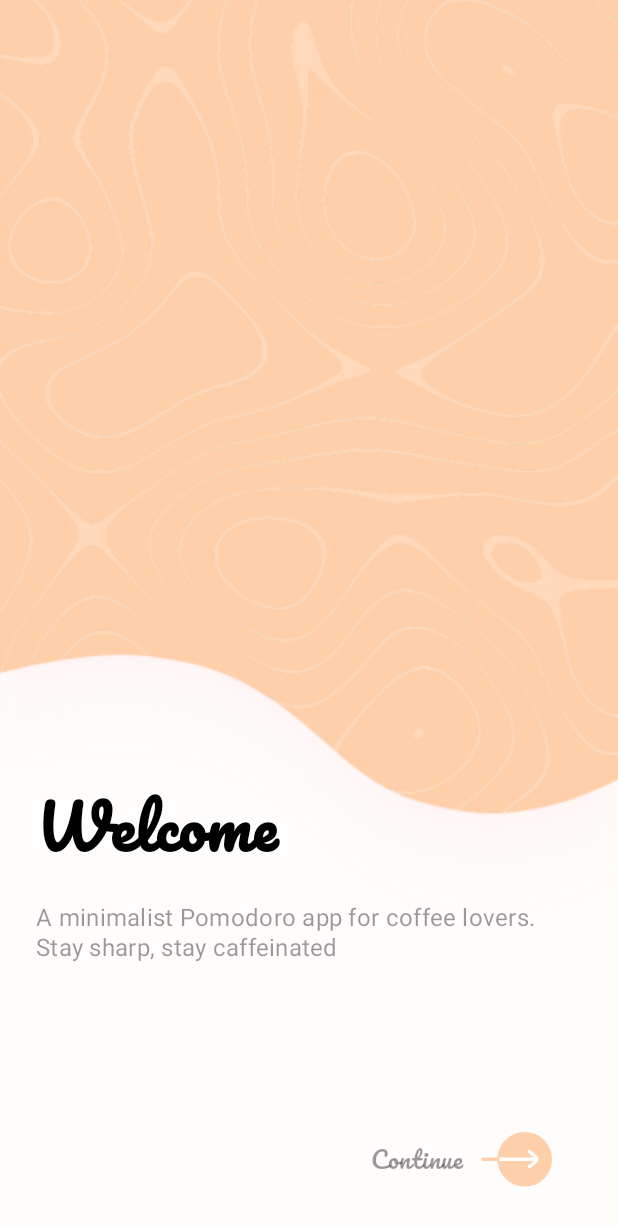
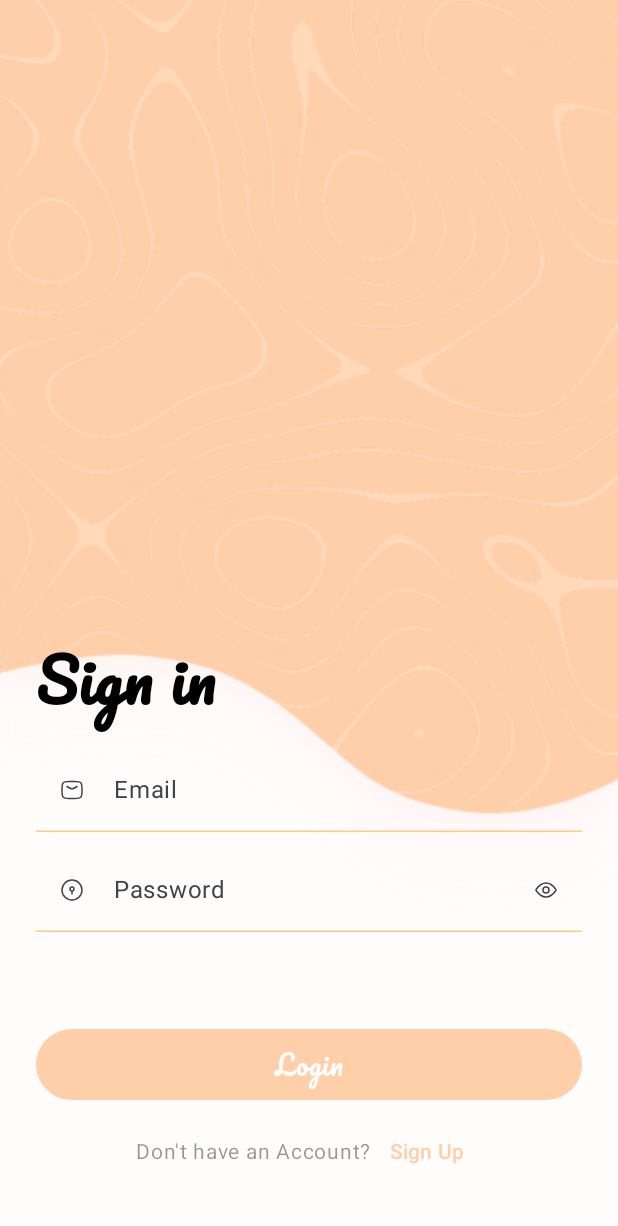
Before and after one commit to remziakgoz/CoffeePomodoro, an Android app built with Jetpack Compose: the screen it shows after launch (MainActivity), on a phone screen of 412 x 824 dp. Shown: the top 1226 px of the screen. Run offline under Robolectric (Android 15) with nearby library versions, the phone set to English and light mode, and no system bars.

Commit message:
feat(ui): implement Sign In screen with password toggle and validation UI

```diff
--- a/app/src/main/java/com/remziakgoz/coffeepomodoro/MainActivity.kt
+++ b/app/src/main/java/com/remziakgoz/coffeepomodoro/MainActivity.kt
@@ -7,7 +7,7 @@ import androidx.activity.enableEdgeToEdge
 import androidx.compose.foundation.layout.fillMaxSize
 import androidx.compose.material3.Scaffold
 import androidx.compose.ui.Modifier
-import com.remziakgoz.coffeepomodoro.presentation.screens.WelcomeScreen
+import com.remziakgoz.coffeepomodoro.presentation.screens.SignInScreen
 import com.remziakgoz.coffeepomodoro.presentation.ui.theme.CoffePomodroTheme
 
 class MainActivity : ComponentActivity() {
@@ -17,7 +17,7 @@ class MainActivity : ComponentActivity() {
         setContent {
             CoffePomodroTheme {
                 Scaffold(modifier = Modifier.fillMaxSize()) { innerPadding ->
-                    WelcomeScreen(modifier = Modifier, innerPadding)
+                    SignInScreen(modifier = Modifier, innerPadding)
                 }
             }
         }
--- /dev/null
+++ b/app/src/main/java/com/remziakgoz/coffeepomodoro/presentation/screens/SignInScreen.kt
@@ -0,0 +1,156 @@
+package com.remziakgoz.coffeepomodoro.presentation.screens
+
+import androidx.compose.foundation.Image
+import androidx.compose.foundation.layout.Arrangement
+import androidx.compose.foundation.layout.Box
+import androidx.compose.foundation.layout.Column
+import androidx.compose.foundation.layout.PaddingValues
+import androidx.compose.foundation.layout.Row
+import androidx.compose.foundation.layout.Spacer
+import androidx.compose.foundation.layout.fillMaxSize
+import androidx.compose.foundation.layout.fillMaxWidth
+import androidx.compose.foundation.layout.padding
+import androidx.compose.foundation.text.ClickableText
+import androidx.compose.material3.Button
+import androidx.compose.material3.ButtonDefaults
+import androidx.compose.material3.Icon
+import androidx.compose.material3.IconButton
+import androidx.compose.material3.Text
+import androidx.compose.material3.TextButton
+import androidx.compose.material3.TextField
+import androidx.compose.material3.TextFieldDefaults
+import androidx.compose.runtime.Composable
+import androidx.compose.runtime.getValue
+import androidx.compose.runtime.mutableStateOf
+import androidx.compose.runtime.remember
+import androidx.compose.runtime.setValue
+import androidx.compose.ui.Alignment
+import androidx.compose.ui.Modifier
+import androidx.compose.ui.graphics.Color
+import androidx.compose.ui.layout.ContentScale
+import androidx.compose.ui.res.painterResource
+import androidx.compose.ui.text.font.FontWeight
+import androidx.compose.ui.text.input.PasswordVisualTransformation
+import androidx.compose.ui.text.input.VisualTransformation
+import androidx.compose.ui.text.style.TextAlign
+import androidx.compose.ui.text.style.TextDecoration
+import androidx.compose.ui.unit.dp
+import androidx.compose.ui.unit.sp
+import com.remziakgoz.coffeepomodoro.R
+import com.remziakgoz.coffeepomodoro.presentation.ui.theme.Pacifico
+import com.remziakgoz.coffeepomodoro.presentation.ui.theme.signInColor
+import org.w3c.dom.Text
+
+@Composable
+fun SignInScreen(modifier: Modifier = Modifier, innerPadding: PaddingValues) {
+
+    var email by remember { mutableStateOf("") }
+    var password by remember { mutableStateOf("") }
+    var passwordVisible by remember { mutableStateOf(false) }
+
+    Box(
+        modifier = modifier
+            .fillMaxSize()
+    ) {
+
+        Image(
+            painter = painterResource(R.drawable.welcome),
+            contentDescription = "Sign In Background Image",
+            modifier = modifier.fillMaxSize(),
+            contentScale = ContentScale.Crop
+
+        )
+
+        Column(
+            modifier = modifier
+                .align(Alignment.BottomStart)
+                .padding(horizontal = 24.dp, vertical = 32.dp)
+        ) {
+            Text(
+                text = "Sign in",
+                fontWeight = FontWeight.Bold,
+                textAlign = TextAlign.Start,
+                style = Pacifico,
+                fontSize = 40.sp
+            )
+
+            Spacer(modifier = modifier.padding(5.dp))
+
+            TextField(
+                value = email,
+                onValueChange = { email = it },
+                label = { Text("Email") },
+                leadingIcon = { Icon(painterResource(R.drawable.mailicon), contentDescription = "Email Icon") },
+                placeholder = { Text("Please enter your email") },
+                singleLine = true,
+                modifier = modifier.fillMaxWidth(),
+                colors = TextFieldDefaults.colors(
+                    focusedIndicatorColor = signInColor,
+                    unfocusedIndicatorColor = Color(0xFFFFCC80),
+                    focusedContainerColor = Color.Transparent,
+                    unfocusedContainerColor = Color.Transparent
+                )
+            )
+
+            Spacer(modifier = modifier.padding(5.dp))
+
+            TextField(
+                value = password,
+                onValueChange = { password = it },
+                label = { Text("Password") },
+                leadingIcon = { Icon(painterResource(R.drawable.passwordicon), contentDescription = "Password Icon") },
+                trailingIcon = {
+                    val visibilityIcon = if(passwordVisible)
+                        R.drawable.passwordhideicon
+                    else
+                        R.drawable.passwordshowicon
+                    IconButton(onClick = { passwordVisible = !passwordVisible }) {
+                        Icon(painter = painterResource(id = visibilityIcon), contentDescription = "Password Toggle")
+                    }
+                },
+                visualTransformation = if (passwordVisible) VisualTransformation.None else PasswordVisualTransformation(),
+                placeholder = { Text("Please enter your password") },
+                singleLine = true,
+                modifier = modifier.fillMaxWidth(),
+                colors = TextFieldDefaults.colors(
+                    focusedIndicatorColor = signInColor,
+                    unfocusedIndicatorColor = Color(0xFFFFCC80),
+                    focusedContainerColor = Color.Transparent,
+                    unfocusedContainerColor = Color.Transparent
+                )
+
+            )
+
+            Spacer(modifier = modifier.padding(32.dp))
+
+            Button(onClick = { /*TODO*/ }, modifier = modifier.fillMaxWidth(), colors = ButtonDefaults.buttonColors(
+                containerColor = signInColor,
+                contentColor = Color.White
+            )) {
+                Text(
+                    text = "Login",
+                    color = Color.White,
+                    fontSize = 18.sp,
+                    style = Pacifico
+                )
+            }
+            Spacer(modifier = modifier.padding(5.dp))
+
+            Row(
+                horizontalArrangement = Arrangement.Center,
+                verticalAlignment = Alignment.CenterVertically,
+                modifier = Modifier.fillMaxWidth()
+            ) {
+
+                Text("Don't have an Account?", color = Color.Black.copy(alpha = 0.4f), fontSize = 14.sp)
+                TextButton(onClick = { /*TODO*/ }) {
+                    Text("Sign Up", color = signInColor, fontSize = 14.sp)
+                }
+
+
+            }
+
+        }
+
+    }
+}
--- a/app/src/main/java/com/remziakgoz/coffeepomodoro/presentation/screens/WelcomeScreen.kt
+++ b/app/src/main/java/com/remziakgoz/coffeepomodoro/presentation/screens/WelcomeScreen.kt
@@ -38,7 +38,7 @@ fun WelcomeScreen(modifier: Modifier, innerPadding: PaddingValues) {
 
         Image(
             painter = painterResource(id = R.drawable.welcome),
-            contentDescription = "Welcome Image",
+            contentDescription = "Welcome Background Image",
             modifier = Modifier.fillMaxSize(),
             contentScale = ContentScale.Crop
         )
--- a/app/src/main/java/com/remziakgoz/coffeepomodoro/presentation/ui/theme/Color.kt
+++ b/app/src/main/java/com/remziakgoz/coffeepomodoro/presentation/ui/theme/Color.kt
@@ -18,3 +18,5 @@ val CoffeeTertiaryDark = Color(0xFF2B1E17)
 val CoffeeSurfaceDark = Color(0xFF14110F)
 val CoffeeOnPrimaryDark = Color(0xFFD8CAB1)
 val CoffeeErrorDark = Color(0xFFB84A39)
+
+val signInColor = Color(0xFFFFCFA9)
--- /dev/null
+++ b/app/src/main/res/drawable/mailicon.xml
@@ -0,0 +1,19 @@
+<vector xmlns:android="http://schemas.android.com/apk/res/android"
+    android:width="16dp"
+    android:height="16dp"
+    android:viewportWidth="16"
+    android:viewportHeight="16">
+  <path
+      android:strokeWidth="1"
+      android:pathData="M4.667,5.667L6.628,6.826C7.771,7.502 8.229,7.502 9.372,6.826L11.333,5.667"
+      android:strokeLineJoin="round"
+      android:fillColor="#00000000"
+      android:strokeColor="#616161"
+      android:strokeLineCap="round"/>
+  <path
+      android:strokeWidth="1"
+      android:pathData="M1.344,8.984C1.387,11.027 1.409,12.049 2.163,12.806C2.917,13.563 3.967,13.59 6.066,13.642C7.36,13.675 8.64,13.675 9.934,13.642C12.033,13.59 13.083,13.563 13.837,12.806C14.591,12.049 14.613,11.027 14.656,8.984C14.67,8.327 14.67,7.673 14.656,7.016C14.613,4.973 14.591,3.951 13.837,3.194C13.083,2.437 12.033,2.41 9.934,2.358C8.64,2.325 7.36,2.325 6.066,2.358C3.967,2.41 2.917,2.437 2.163,3.194C1.409,3.951 1.387,4.973 1.344,7.016C1.33,7.673 1.33,8.327 1.344,8.984Z"
+      android:strokeLineJoin="round"
+      android:fillColor="#00000000"
+      android:strokeColor="#616161"/>
+</vector>
--- /dev/null
+++ b/app/src/main/res/drawable/passwordhideicon.xml
@@ -0,0 +1,26 @@
+<vector xmlns:android="http://schemas.android.com/apk/res/android"
+    android:width="16dp"
+    android:height="16dp"
+    android:viewportWidth="16"
+    android:viewportHeight="16">
+  <path
+      android:pathData="M12.959,10.293C13.576,9.681 14.052,9.073 14.363,8.637C14.565,8.352 14.667,8.21 14.667,8C14.667,7.79 14.565,7.648 14.363,7.363C13.452,6.086 11.126,3.333 8,3.333C7.395,3.333 6.82,3.436 6.279,3.612M4.498,4.498C3.154,5.405 2.161,6.628 1.637,7.363C1.435,7.648 1.333,7.79 1.333,8C1.333,8.21 1.435,8.352 1.637,8.637C2.548,9.914 4.874,12.667 8,12.667C9.327,12.667 10.51,12.17 11.502,11.502"
+      android:strokeLineJoin="round"
+      android:strokeWidth="1.5"
+      android:fillColor="#00000000"
+      android:strokeColor="#BDBDBD"
+      android:strokeLineCap="round"/>
+  <path
+      android:pathData="M6.572,6.667C6.219,7.02 6,7.508 6,8.047C6,9.126 6.874,10 7.953,10C8.492,10 8.98,9.781 9.333,9.428"
+      android:strokeWidth="1.5"
+      android:fillColor="#00000000"
+      android:strokeColor="#BDBDBD"
+      android:strokeLineCap="round"/>
+  <path
+      android:pathData="M2,2L14,14"
+      android:strokeLineJoin="round"
+      android:strokeWidth="1.5"
+      android:fillColor="#00000000"
+      android:strokeColor="#BDBDBD"
+      android:strokeLineCap="round"/>
+</vector>
--- /dev/null
+++ b/app/src/main/res/drawable/passwordicon.xml
@@ -0,0 +1,17 @@
+<vector xmlns:android="http://schemas.android.com/apk/res/android"
+    android:width="16dp"
+    android:height="16dp"
+    android:viewportWidth="16"
+    android:viewportHeight="16">
+  <path
+      android:strokeWidth="1"
+      android:pathData="M14.667,8C14.667,11.682 11.682,14.667 8,14.667C4.318,14.667 1.333,11.682 1.333,8C1.333,4.318 4.318,1.333 8,1.333C11.682,1.333 14.667,4.318 14.667,8Z"
+      android:fillColor="#00000000"
+      android:strokeColor="#BDBDBD"/>
+  <path
+      android:strokeWidth="1"
+      android:pathData="M8,8.667C8.736,8.667 9.333,8.07 9.333,7.333C9.333,6.597 8.736,6 8,6C7.264,6 6.667,6.597 6.667,7.333C6.667,8.07 7.264,8.667 8,8.667ZM8,8.667V10.667"
+      android:fillColor="#00000000"
+      android:strokeColor="#BDBDBD"
+      android:strokeLineCap="round"/>
+</vector>
--- /dev/null
+++ b/app/src/main/res/drawable/passwordshowicon.xml
@@ -0,0 +1,16 @@
+<vector xmlns:android="http://schemas.android.com/apk/res/android"
+    android:width="16dp"
+    android:height="16dp"
+    android:viewportWidth="16"
+    android:viewportHeight="16">
+  <path
+      android:strokeWidth="1"
+      android:pathData="M14.363,7.363C14.565,7.648 14.667,7.79 14.667,8C14.667,8.21 14.565,8.353 14.363,8.637C13.452,9.914 11.126,12.667 8,12.667C4.874,12.667 2.548,9.914 1.637,8.637C1.435,8.353 1.333,8.21 1.333,8C1.333,7.79 1.435,7.648 1.637,7.363C2.548,6.086 4.874,3.333 8,3.333C11.126,3.333 13.452,6.086 14.363,7.363Z"
+      android:fillColor="#00000000"
+      android:strokeColor="#BDBDBD"/>
+  <path
+      android:strokeWidth="1"
+      android:pathData="M10,8C10,6.895 9.105,6 8,6C6.895,6 6,6.895 6,8C6,9.105 6.895,10 8,10C9.105,10 10,9.105 10,8Z"
+      android:fillColor="#00000000"
+      android:strokeColor="#BDBDBD"/>
+</vector>
```
